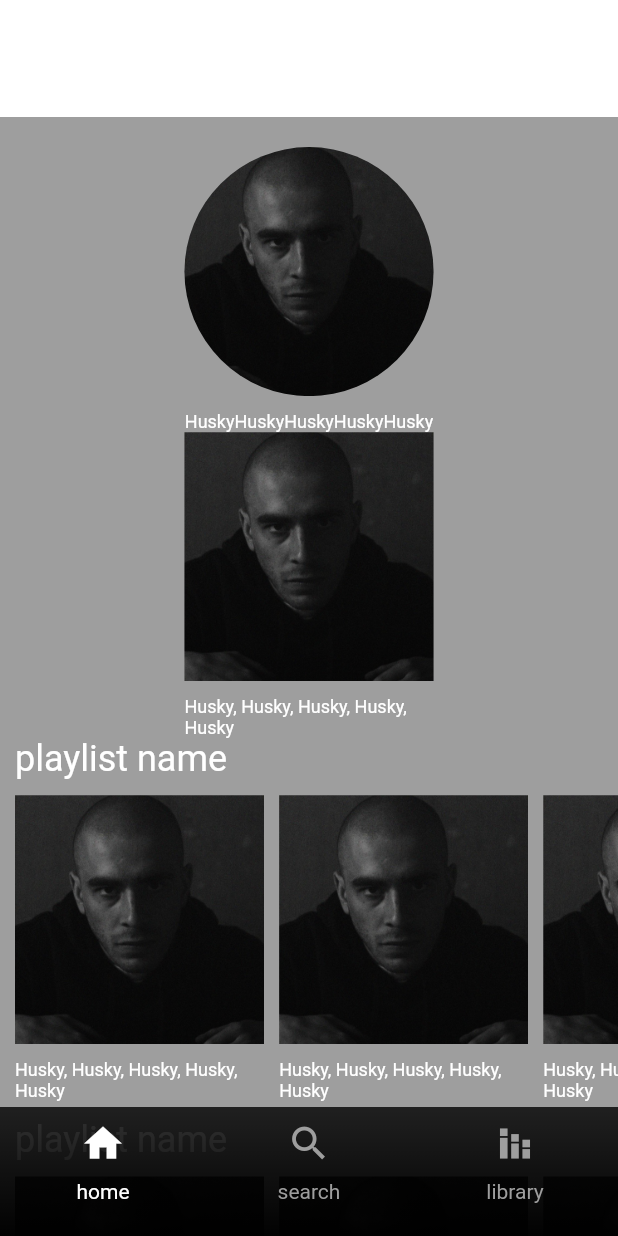
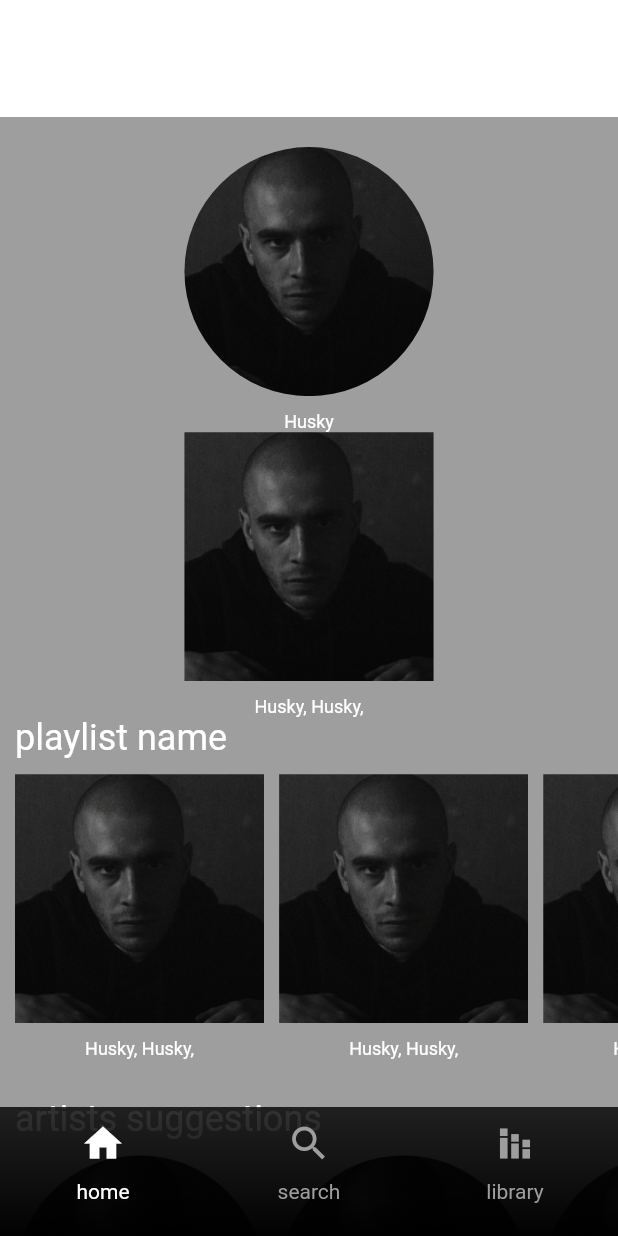
Before and after one commit to 1mavic/spotify_ui_clone, a Flutter app: the screen it shows after launch, on a phone screen of 412 x 824 dp. Run offline on Flutter 3.47's test engine with Material 2 defaults, Android fonts, the phone set to English and light mode, and no system bars.

Commit message:
entity models

```diff
--- a/lib/entity/models/album.dart
+++ b/lib/entity/models/album.dart
@@ -1,7 +1,9 @@
+import 'package:spotify_clone_ui/entity/models/preview.dart';
+import 'package:spotify_clone_ui/entity/models/preview_type.dart';
 import 'package:spotify_clone_ui/entity/models/song.dart';
 
 /// album entity
-class Album {
+class Album implements Preview {
   /// album entity
   Album({
     required this.albumId,
@@ -19,7 +21,7 @@ class Album {
   final String name;
 
   /// url to album cover image
-  final String cover;
+  final String? cover;
 
   /// text information about album
   final String? albumInfo;
@@ -38,4 +40,13 @@ class Album {
     }
     return total;
   }
+
+  @override
+  String? get image => cover;
+
+  @override
+  String get previewText => name;
+
+  @override
+  PreviewType get type => PreviewType.square;
 }
--- /dev/null
+++ b/lib/entity/models/artist.dart
@@ -0,0 +1,39 @@
+import 'package:spotify_clone_ui/entity/models/album.dart';
+import 'package:spotify_clone_ui/entity/models/preview.dart';
+import 'package:spotify_clone_ui/entity/models/preview_type.dart';
+
+/// artist entity
+class Artist implements Preview {
+  /// artist entity
+  Artist({
+    required this.artistId,
+    required this.name,
+    this.bio,
+    this.albums = const [],
+    this.photoUrl,
+  });
+
+  /// artist id
+  final int artistId;
+
+  /// artist name
+  final String name;
+
+  /// artist biography
+  final String? bio;
+
+  /// artist albums
+  final List<Album> albums;
+
+  /// url to artist photo
+  final String? photoUrl;
+
+  @override
+  String? get image => photoUrl;
+
+  @override
+  String get previewText => name;
+
+  @override
+  PreviewType get type => PreviewType.circle;
+}
--- /dev/null
+++ b/lib/entity/models/playlist.dart
@@ -0,0 +1,50 @@
+import 'package:spotify_clone_ui/entity/models/artist.dart';
+import 'package:spotify_clone_ui/entity/models/preview.dart';
+import 'package:spotify_clone_ui/entity/models/preview_type.dart';
+import 'package:spotify_clone_ui/entity/models/song.dart';
+
+/// playlist entity
+class Playlist implements Preview {
+  /// playlist entity
+  const Playlist({
+    required this.playlistId,
+    required this.name,
+    required this.artists,
+    required this.songs,
+    required this.playlistCover,
+  });
+
+  /// playlist id
+  final int playlistId;
+
+  /// playlist name
+  final String name;
+
+  /// list of artists in playlist
+  final List<Artist> artists;
+
+  /// list of playlists songs
+  final List<Song> songs;
+
+  /// url of playlists cover
+  final String? playlistCover;
+
+  @override
+  String? get image => playlistCover;
+
+  @override
+  String get previewText {
+    if (artists.length == 1) {
+      return artists.first.name;
+    } else {
+      final textPreview = StringBuffer();
+      for (final artist in artists) {
+        textPreview.write('${artist.name}, ');
+      }
+      return textPreview.toString();
+    }
+  }
+
+  @override
+  PreviewType get type => PreviewType.square;
+}
--- /dev/null
+++ b/lib/entity/models/preview.dart
@@ -0,0 +1,13 @@
+import 'package:spotify_clone_ui/entity/models/preview_type.dart';
+
+/// interface to previews
+abstract class Preview {
+  /// get text under preview image
+  String get previewText;
+
+  /// get url to preview image
+  String? get image;
+
+  /// get image preview type
+  PreviewType get type;
+}
--- a/lib/entity/models/preview/artist_preview.dart
+++ /dev/null
@@ -1,18 +0,0 @@
-import 'package:spotify_clone_ui/entity/models/preview/preview_model.dart';
-
-class ArtistPreview extends Preview {
-  ArtistPreview(
-    String? name,
-    String? imageUrl,
-  )   : _name = name,
-        _imageUrl = imageUrl;
-
-  final String? _name;
-  final String? _imageUrl;
-
-  @override
-  String get previewText => _name ?? '';
-
-  @override
-  String? get previewUrl => _imageUrl;
-}
--- a/lib/entity/models/preview/playlist_preview.dart
+++ /dev/null
@@ -1,18 +0,0 @@
-import 'package:spotify_clone_ui/entity/models/preview/preview_model.dart';
-
-class PlaylistPreview extends Preview {
-  PlaylistPreview(
-    List<String>? names,
-    String? imageUrl,
-  )   : _names = names ?? [],
-        _imageUrl = imageUrl;
-
-  final List<String> _names;
-  final String? _imageUrl;
-
-  @override
-  String get previewText => _names.join(', ');
-
-  @override
-  String? get previewUrl => _imageUrl;
-}
--- a/lib/entity/models/preview/preview_model.dart
+++ /dev/null
@@ -1,5 +0,0 @@
-abstract class Preview {
-  String get previewText;
-
-  String? get previewUrl;
-}
--- /dev/null
+++ b/lib/entity/models/preview_type.dart
@@ -0,0 +1,8 @@
+/// preview image type
+enum PreviewType {
+  /// circle image
+  circle,
+
+  /// square image
+  square,
+}
--- a/lib/home/ui/home_screen.dart
+++ b/lib/home/ui/home_screen.dart
@@ -1,6 +1,8 @@
 import 'dart:developer';
 
 import 'package:flutter/material.dart';
+import 'package:spotify_clone_ui/entity/models/artist.dart';
+import 'package:spotify_clone_ui/entity/models/playlist.dart';
 import 'package:spotify_clone_ui/home/ui/widgets/ui_widget.dart';
 import 'package:spotify_clone_ui/ui/cards/cards.dart';
 import 'package:spotify_clone_ui/ui/lists/suggestions_list.dart';
@@ -31,149 +33,160 @@ class HomeScreen extends StatelessWidget {
                   const SizedBox(
                     height: 20,
                   ),
-                  SingerCardWidget(
+                  PrevieCardWidget(
                     size: cardSized,
-                    name: 'HuskyHuskyHuskyHuskyHusky',
-                    imageUrl: 'assets/images/artists/husky.png',
-                    onTap: () {
-                      log('artist tap');
-                    },
+                    preview: Artist(
+                      artistId: 1,
+                      name: 'Husky',
+                      photoUrl: 'assets/images/artists/husky.png',
+                    ),
                   ),
-                  PlayListCardWidget(
+                  PrevieCardWidget(
                     size: cardSized,
-                    names: const [
-                      'Husky',
-                      'Husky',
-                      'Husky',
-                      'Husky',
-                      'Husky',
-                    ],
-                    imageUrl: 'assets/images/artists/husky.png',
-                    onTap: () {
-                      log('artist tap');
-                    },
+                    preview: Playlist(
+                      playlistId: 2,
+                      artists: [
+                        Artist(
+                          artistId: 1,
+                          name: 'Husky',
+                          photoUrl: 'assets/images/artists/husky.png',
+                        ),
+                        Artist(
+                          artistId: 1,
+                          name: 'Husky',
+                          photoUrl: 'assets/images/artists/husky.png',
+                        )
+                      ],
+                      name: 'test play list',
+                      playlistCover: 'assets/images/artists/husky.png',
+                      songs: [],
+                    ),
                   ),
                   SuggestionListWidget(
                     cardSize: cardSized,
                     name: "playlist name",
                     list: [
-                      PlayListCardWidget(
+                      PrevieCardWidget(
                         size: cardSized,
-                        names: const [
-                          'Husky',
-                          'Husky',
-                          'Husky',
-                          'Husky',
-                          'Husky',
-                        ],
-                        imageUrl: 'assets/images/artists/husky.png',
-                        onTap: () {
-                          log('artist tap');
-                        },
+                        preview: Playlist(
+                          playlistId: 2,
+                          artists: [
+                            Artist(
+                              artistId: 1,
+                              name: 'Husky',
+                              photoUrl: 'assets/images/artists/husky.png',
+                            ),
+                            Artist(
+                              artistId: 1,
+                              name: 'Husky',
+                              photoUrl: 'assets/images/artists/husky.png',
+                            )
+                          ],
+                          name: 'test play list',
+                          playlistCover: 'assets/images/artists/husky.png',
+                          songs: [],
+                        ),
                       ),
-                      PlayListCardWidget(
+                      PrevieCardWidget(
                         size: cardSized,
-                        names: const [
-                          'Husky',
-                          'Husky',
-                          'Husky',
-                          'Husky',
-                          'Husky',
-                        ],
-                        imageUrl: 'assets/images/artists/husky.png',
-                        onTap: () {
-                          log('artist tap');
-                        },
+                        preview: Playlist(
+                          playlistId: 2,
+                          artists: [
+                            Artist(
+                              artistId: 1,
+                              name: 'Husky',
+                              photoUrl: 'assets/images/artists/husky.png',
+                            ),
+                            Artist(
+                              artistId: 1,
+                              name: 'Husky',
+                              photoUrl: 'assets/images/artists/husky.png',
+                            )
+                          ],
+                          name: 'test play list',
+                          playlistCover: 'assets/images/artists/husky.png',
+                          songs: [],
+                        ),
                       ),
-                      PlayListCardWidget(
+                      PrevieCardWidget(
                         size: cardSized,
-                        names: const [
-                          'Husky',
-                          'Husky',
-                          'Husky',
-                          'Husky',
-                          'Husky',
-                        ],
-                        imageUrl: 'assets/images/artists/husky.png',
-                        onTap: () {
-                          log('artist tap');
-                        },
+                        preview: Playlist(
+                          playlistId: 2,
+                          artists: [
+                            Artist(
+                              artistId: 1,
+                              name: 'Husky',
+                              photoUrl: 'assets/images/artists/husky.png',
+                            ),
+                            Artist(
+                              artistId: 1,
+                              name: 'Husky',
+                              photoUrl: 'assets/images/artists/husky.png',
+                            )
+                          ],
+                          name: 'test play list',
+                          playlistCover: 'assets/images/artists/husky.png',
+                          songs: [],
+                        ),
                       ),
-                      PlayListCardWidget(
+                      PrevieCardWidget(
                         size: cardSized,
-                        names: const [
-                          'Husky',
-                          'Husky',
-                          'Husky',
-                          'Husky',
-                          'Husky',
-                        ],
-                        imageUrl: 'assets/images/artists/husky.png',
-                        onTap: () {
-                          log('artist tap');
-                        },
+                        preview: Playlist(
+                          playlistId: 2,
+                          artists: [
+                            Artist(
+                              artistId: 1,
+                              name: 'Husky',
+                              photoUrl: 'assets/images/artists/husky.png',
+                            ),
+                            Artist(
+                              artistId: 1,
+                              name: 'Husky',
+                              photoUrl: 'assets/images/artists/husky.png',
+                            )
+                          ],
+                          name: 'test play list',
+                          playlistCover: 'assets/images/artists/husky.png',
+                          songs: [],
+                        ),
                       ),
                     ],
                   ),
                   SuggestionListWidget(
                     cardSize: cardSized,
-                    name: "playlist name",
+                    name: "artists suggestions",
                     list: [
-                      PlayListCardWidget(
+                      PrevieCardWidget(
                         size: cardSized,
-                        names: const [
-                          'Husky',
-                          'Husky',
-                          'Husky',
-                          'Husky',
-                          'Husky',
-                        ],
-                        imageUrl: 'assets/images/artists/husky.png',
-                        onTap: () {
-                          log('artist tap');
-                        },
+                        preview: Artist(
+                          artistId: 1,
+                          name: 'Husky',
+                          photoUrl: 'assets/images/artists/husky.png',
+                        ),
                       ),
-                      PlayListCardWidget(
+                      PrevieCardWidget(
                         size: cardSized,
-                        names: const [
-                          'Husky',
-                          'Husky',
-                          'Husky',
-                          'Husky',
-                          'Husky',
-                        ],
-                        imageUrl: 'assets/images/artists/husky.png',
-                        onTap: () {
-                          log('artist tap');
-                        },
+                        preview: Artist(
+                          artistId: 1,
+                          name: 'Husky',
+                          photoUrl: 'assets/images/artists/husky.png',
+                        ),
                       ),
-                      PlayListCardWidget(
+                      PrevieCardWidget(
                         size: cardSized,
-                        names: const [
-                          'Husky',
-                          'Husky',
-                          'Husky',
-                          'Husky',
-                          'Husky',
-                        ],
-                        imageUrl: 'assets/images/artists/husky.png',
-                        onTap: () {
-                          log('artist tap');
-                        },
+                        preview: Artist(
+                          artistId: 1,
+                          name: 'Husky',
+                          photoUrl: 'assets/images/artists/husky.png',
+                        ),
                       ),
-                      PlayListCardWidget(
+                      PrevieCardWidget(
                         size: cardSized,
-                        names: const [
-                          'Husky',
-                          'Husky',
-                          'Husky',
-                          'Husky',
-                          'Husky',
-                        ],
-                        imageUrl: 'assets/images/artists/husky.png',
-                        onTap: () {
-                          log('artist tap');
-                        },
+                        preview: Artist(
+                          artistId: 1,
+                          name: 'Husky',
+                          photoUrl: 'assets/images/artists/husky.png',
+                        ),
                       ),
                     ],
                   ),
--- a/lib/ui/cards/cards.dart
+++ b/lib/ui/cards/cards.dart
@@ -1,4 +1 @@
-export './play_list_card.dart';
-export './singer_card.dart';
-// TODO: (macegora): make class preview. extends form it artist and playlist.
-// and make generic widget for preview?
+export './preview_card.dart';
--- a/lib/ui/cards/play_list_card.dart
+++ /dev/null
@@ -1,67 +0,0 @@
-import 'package:flutter/material.dart';
-import 'package:spotify_clone_ui/ui/image_widget/app_image.dart';
-
-/// PlayList preview widget. Square playlist image with names.
-/// Size defines widget width and playlist preview width and height.
-/// On tap should open artist screen.
-class PlayListCardWidget extends StatelessWidget {
-  /// PlayList preview widget. Square playlist image with names.
-  /// Size defines widget width and playlist preview width and height.
-  /// On tap should open artist screen.
-  const PlayListCardWidget({
-    super.key,
-    this.imageUrl,
-    this.names = const [],
-    required this.onTap,
-    required this.size,
-  });
-
-  /// link to playlist preview image
-  final String? imageUrl;
-
-  /// artins name
-  final List<String> names;
-
-  /// onTap callBack
-  final VoidCallback onTap;
-
-  /// Size defines widget width and playlist preview width and height.
-  final double size;
-  @override
-  Widget build(BuildContext context) {
-    final text = names.join(', ');
-    return GestureDetector(
-      onTap: onTap,
-      behavior: HitTestBehavior.opaque,
-      child: SizedBox(
-        width: size,
-        child: Column(
-          crossAxisAlignment: CrossAxisAlignment.stretch,
-          children: [
-            SizedBox(
-              width: size,
-              child: AspectRatio(
-                aspectRatio: 1,
-                child: ClipRRect(
-                  child: AppImageWidget(
-                    imageUrl: imageUrl,
-                    fit: BoxFit.cover,
-                  ),
-                ),
-              ),
-            ),
-            const SizedBox(
-              height: 10,
-            ),
-            Text(
-              text,
-              style: Theme.of(context).textTheme.bodySmall,
-              maxLines: 2,
-              overflow: TextOverflow.ellipsis,
-            ),
-          ],
-        ),
-      ),
-    );
-  }
-}
--- /dev/null
+++ b/lib/ui/cards/preview_card.dart
@@ -0,0 +1,67 @@
+import 'package:flutter/material.dart';
+import 'package:spotify_clone_ui/entity/models/preview.dart';
+import 'package:spotify_clone_ui/entity/models/preview_type.dart';
+import 'package:spotify_clone_ui/ui/image_widget/app_image.dart';
+
+///  Preview widget with image and preview text.
+/// Size defines widget width and playlist preview width and height.
+/// Type defines sape of preview image
+class PrevieCardWidget extends StatelessWidget {
+  ///  Preview widget with image and preview text.
+  /// Size defines widget width and playlist preview width and height.
+  /// Type defines sape of preview image
+  const PrevieCardWidget({
+    super.key,
+    required this.size,
+    required this.preview,
+  });
+
+  /// preview width
+  final double size;
+
+  /// preview entity to show
+  final Preview preview;
+  @override
+  Widget build(BuildContext context) {
+    return GestureDetector(
+      onTap: () {},
+      behavior: HitTestBehavior.opaque,
+      child: SizedBox(
+        width: size,
+        child: Column(
+          children: [
+            SizedBox(
+              width: size,
+              child: AspectRatio(
+                aspectRatio: 1,
+                child: preview.type == PreviewType.circle
+                    ? ClipOval(
+                        child: AppImageWidget(
+                          imageUrl: preview.image,
+                          fit: BoxFit.cover,
+                        ),
+                      )
+                    : ClipRRect(
+                        child: AppImageWidget(
+                          imageUrl: preview.image,
+                          fit: BoxFit.cover,
+                        ),
+                      ),
+              ),
+            ),
+            const SizedBox(
+              height: 10,
+            ),
+            Text(
+              preview.previewText,
+              style: Theme.of(context).textTheme.bodySmall,
+              textAlign: TextAlign.center,
+              maxLines: 2,
+              overflow: TextOverflow.ellipsis,
+            ),
+          ],
+        ),
+      ),
+    );
+  }
+}
--- a/lib/ui/cards/singer_card.dart
+++ /dev/null
@@ -1,65 +0,0 @@
-import 'package:flutter/material.dart';
-import 'package:spotify_clone_ui/ui/image_widget/app_image.dart';
-
-/// Artis preview widget. Circle artist avatar with name.
-/// Size defines widget width and singer avatar width and height.
-/// On tap should open artist screen.
-class SingerCardWidget extends StatelessWidget {
-  /// Artis preview widget. Circle artist avatar with name.
-  /// On tap should open artist screen.
-  const SingerCardWidget({
-    super.key,
-    required this.size,
-    required this.imageUrl,
-    required this.name,
-    required this.onTap,
-  });
-
-  /// link to artist preview image
-  final String? imageUrl;
-
-  /// artins name
-  final String? name;
-
-  /// onTap callBack
-  final VoidCallback onTap;
-
-  /// Size defines widget width and singer avatar width and height.
-  final double size;
-  @override
-  Widget build(BuildContext context) {
-    return GestureDetector(
-      onTap: onTap,
-      behavior: HitTestBehavior.opaque,
-      child: SizedBox(
-        width: size,
-        child: Column(
-          children: [
-            SizedBox(
-              width: size,
-              child: AspectRatio(
-                aspectRatio: 1,
-                child: ClipOval(
-                  child: AppImageWidget(
-                    imageUrl: imageUrl,
-                    fit: BoxFit.cover,
-                  ),
-                ),
-              ),
-            ),
-            const SizedBox(
-              height: 10,
-            ),
-            Text(
-              name ?? '',
-              style: Theme.of(context).textTheme.bodySmall,
-              textAlign: TextAlign.center,
-              maxLines: 2,
-              overflow: TextOverflow.ellipsis,
-            ),
-          ],
-        ),
-      ),
-    );
-  }
-}
```
